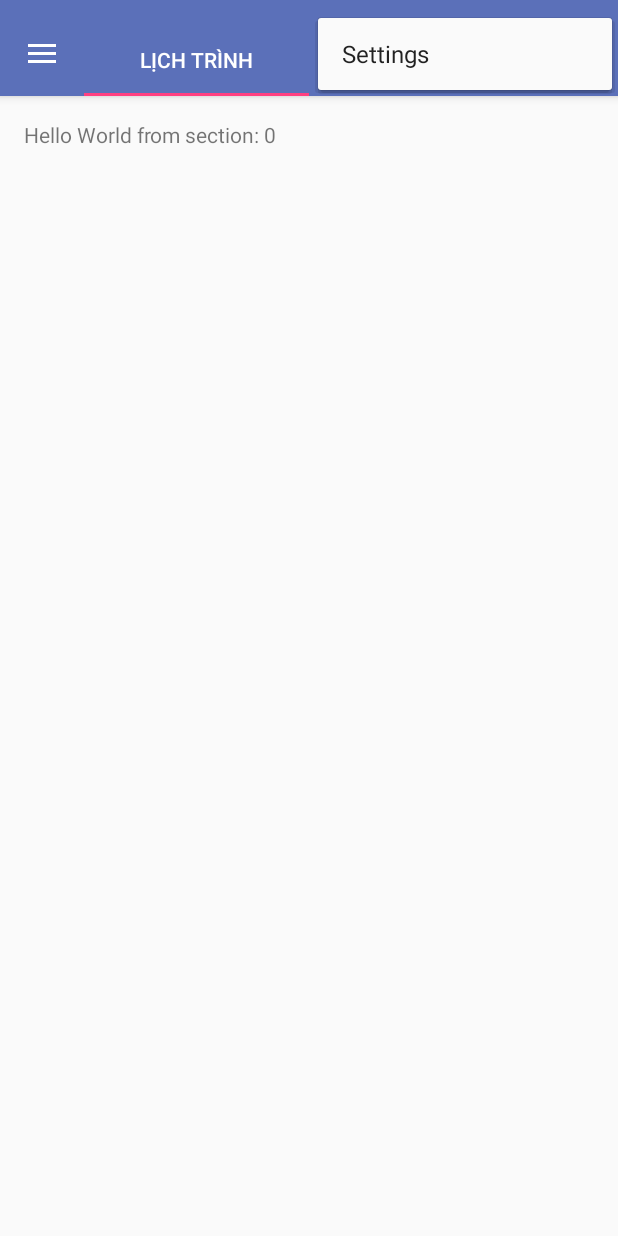
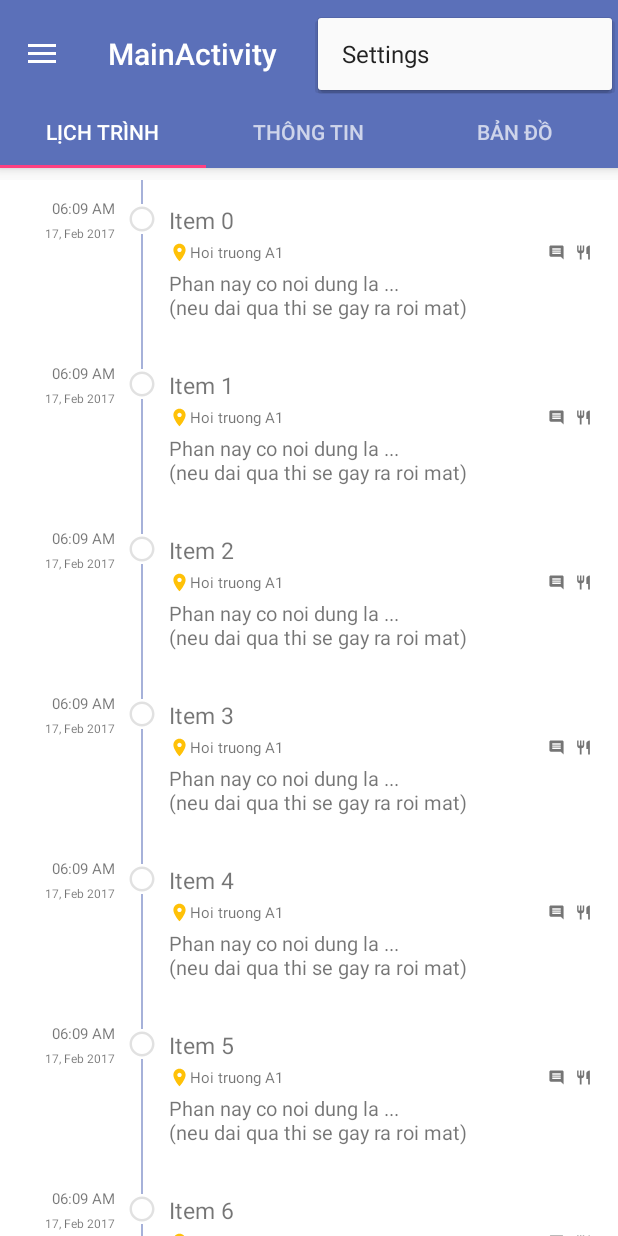
Before and after one commit to uethkt-FRIES/event-android, an Android app: the MainActivity screen opened directly, with no data from a screen before it, with the options menu open, on a phone screen of 412 x 824 dp. Run offline under Robolectric (Android 15) with nearby library versions, the phone set to English and light mode, and no system bars; our stand-ins replace Firebase (no records; nobody signed in at launch, a user with empty details on screens opened directly).

Commit message:
Fragment hiển thị Agenda

```diff
--- a/app/src/main/java/com/fries/hkt/event/eventhackathon/activities/MainActivity.java
+++ b/app/src/main/java/com/fries/hkt/event/eventhackathon/activities/MainActivity.java
@@ -47,7 +47,7 @@ public class MainActivity extends AppCompatActivity
         // ------------------ Navigation Drawer ----------------------------------------------------
         Toolbar toolbar = (Toolbar) findViewById(R.id.toolbar);
         setSupportActionBar(toolbar);
-        getSupportActionBar().setDisplayShowTitleEnabled(false);
+//        getSupportActionBar().setDisplayShowTitleEnabled(false);
 
         FloatingActionButton fab = (FloatingActionButton) findViewById(R.id.fab);
         fab.setOnClickListener(new View.OnClickListener() {
--- /dev/null
+++ b/app/src/main/java/com/fries/hkt/event/eventhackathon/adapters/AgendaAdapter.java
@@ -0,0 +1,92 @@
+package com.fries.hkt.event.eventhackathon.adapters;
+
+import android.content.Context;
+import android.support.v7.widget.RecyclerView;
+import android.util.Log;
+import android.view.LayoutInflater;
+import android.view.View;
+import android.view.ViewGroup;
+
+import com.fries.hkt.event.eventhackathon.R;
+import com.fries.hkt.event.eventhackathon.models.AgendaItem;
+import com.fries.hkt.event.eventhackathon.models.holders.AgendaItemHolder;
+import com.google.firebase.database.DataSnapshot;
+import com.google.firebase.database.DatabaseError;
+import com.google.firebase.database.DatabaseReference;
+import com.google.firebase.database.FirebaseDatabase;
+import com.google.firebase.database.ValueEventListener;
+
+import java.util.ArrayList;
+
+/**
+ * Created by tmq on 11/03/2017.
+ */
+
+
+public class AgendaAdapter extends RecyclerView.Adapter<AgendaItemHolder> {
+
+    private static final String TAG = AgendaAdapter.class.getSimpleName();
+    private ArrayList<AgendaItem> listAgendaItem;
+    private Context mContext;
+
+    public AgendaAdapter(Context context) {
+        mContext = context;
+
+        listAgendaItem = new ArrayList<>();
+        for (int i = 0; i < 20; i++) {
+            AgendaItem item = new AgendaItem("Item " + i);
+            if (i < 10) item.setState(AgendaItem.STATE_PASSED);
+            else if (i == 10) item.setState(AgendaItem.STATE_RESPONDING);
+            else item.setState(AgendaItem.STATE_WAITING);
+
+            listAgendaItem.add(item);
+        }
+
+        initDataFromFirebase();
+    }
+
+    private void initDataFromFirebase() {
+        FirebaseDatabase database = FirebaseDatabase.getInstance();
+        DatabaseReference myRef = database.getReference("agenda-test");
+
+        myRef.addValueEventListener(new ValueEventListener() {
+            @Override
+            public void onDataChange(DataSnapshot dataSnapshot) {
+                ArrayList<AgendaItem> arrTemp = new ArrayList<>();
+                for (DataSnapshot child : dataSnapshot.getChildren()) {
+                    Log.i(TAG, child.toString());
+                    arrTemp.add(new AgendaItem(child.toString()));
+                }
+//                listAgendaItem = arrTemp;
+//                notifyDataSetChanged();
+            }
+
+            @Override
+            public void onCancelled(DatabaseError databaseError) {
+
+            }
+        });
+    }
+
+    @Override
+    public AgendaItemHolder onCreateViewHolder(ViewGroup parent, int viewType) {
+
+        View view = LayoutInflater.from(parent.getContext())
+                .inflate(R.layout.item_agenda, parent, false);
+
+        return new AgendaItemHolder(view, mContext);
+    }
+
+    @Override
+    public void onBindViewHolder(AgendaItemHolder holder, int position) {
+        AgendaItem agendaItem = listAgendaItem.get(position);
+
+        holder.setAgendaItemText(agendaItem.info);
+        holder.setState(agendaItem.state, mContext);
+    }
+
+    @Override
+    public int getItemCount() {
+        return listAgendaItem.size();
+    }
+}
--- a/app/src/main/java/com/fries/hkt/event/eventhackathon/adapters/SectionsPagerAdapter.java
+++ b/app/src/main/java/com/fries/hkt/event/eventhackathon/adapters/SectionsPagerAdapter.java
@@ -4,7 +4,8 @@ import android.support.v4.app.Fragment;
 import android.support.v4.app.FragmentManager;
 import android.support.v4.app.FragmentPagerAdapter;
 
-import com.fries.hkt.event.eventhackathon.fragments.PlaceholderFragment;
+import com.fries.hkt.event.eventhackathon.fragments.AgendaFragment;
+import com.fries.hkt.event.eventhackathon.fragments.EventInfoFragment;
 
 
 public class SectionsPagerAdapter extends FragmentPagerAdapter {
@@ -20,16 +21,16 @@ public class SectionsPagerAdapter extends FragmentPagerAdapter {
 
         switch (position) {
             case 0:
-                return PlaceholderFragment.newInstance(0);
+                return AgendaFragment.newInstance();
             default:
-                return PlaceholderFragment.newInstance(1);
+                return EventInfoFragment.newInstance(1);
         }
     }
 
     @Override
     public int getCount() {
-        // Show 2 total pages.
-        return 2;
+        // Show 3 total pages.
+        return 3;
     }
 
     @Override
@@ -39,6 +40,8 @@ public class SectionsPagerAdapter extends FragmentPagerAdapter {
                 return "Lịch trình";
             case 1:
                 return "Thông tin";
+            case 2:
+                return "Bản đồ";
         }
         return null;
     }
--- /dev/null
+++ b/app/src/main/java/com/fries/hkt/event/eventhackathon/fragments/AgendaFragment.java
@@ -0,0 +1,53 @@
+package com.fries.hkt.event.eventhackathon.fragments;
+
+
+import android.os.Bundle;
+import android.support.v4.app.Fragment;
+import android.support.v7.widget.LinearLayoutManager;
+import android.support.v7.widget.RecyclerView;
+import android.view.LayoutInflater;
+import android.view.View;
+import android.view.ViewGroup;
+
+import com.fries.hkt.event.eventhackathon.R;
+import com.fries.hkt.event.eventhackathon.adapters.AgendaAdapter;
+
+/**
+ * Created by tmq on 11/03/2017.
+ */
+
+public class AgendaFragment extends Fragment {
+
+    private View rootView;
+
+    public AgendaFragment() {
+    }
+
+    public static AgendaFragment newInstance() {
+        return new AgendaFragment();
+    }
+
+    @Override
+    public View onCreateView(LayoutInflater inflater, ViewGroup container,
+                             Bundle savedInstanceState) {
+        rootView = inflater.inflate(R.layout.fragment_agenda, container, false);
+        initViews();
+        return rootView;
+    }
+
+    private void initViews() {
+        final RecyclerView rvAgenda = (RecyclerView) rootView.findViewById(R.id.rv_agenda);
+        final LinearLayoutManager ll = new LinearLayoutManager(getContext());
+        rvAgenda.setLayoutManager(ll);
+        AgendaAdapter agendaAdapter = new AgendaAdapter(getContext());
+        rvAgenda.setAdapter(agendaAdapter);
+
+        rootView.postDelayed(new Runnable() {
+            @Override
+            public void run() {
+//                ll.scrollToPositionWithOffset(10, 300);
+                ll.smoothScrollToPosition(rvAgenda, new RecyclerView.State(), 10);
+            }
+        }, 3000);
+    }
+}
--- /dev/null
+++ b/app/src/main/java/com/fries/hkt/event/eventhackathon/fragments/EventInfoFragment.java
@@ -0,0 +1,50 @@
+package com.fries.hkt.event.eventhackathon.fragments;
+
+
+import android.os.Bundle;
+import android.support.v4.app.Fragment;
+import android.view.LayoutInflater;
+import android.view.View;
+import android.view.ViewGroup;
+
+import com.fries.hkt.event.eventhackathon.R;
+
+
+/**
+ * A placeholder fragment containing a simple view.
+ */
+
+public class EventInfoFragment extends Fragment {
+    /**
+     * The fragment argument representing the section number for this
+     * fragment.
+     */
+    private static final String ARG_SECTION_NUMBER = "section_number";
+
+    public EventInfoFragment() {
+    }
+
+    /**
+     * Returns a new instance of this fragment for the given section
+     * number.
+     */
+    public static EventInfoFragment newInstance(int sectionNumber) {
+        EventInfoFragment fragment = new EventInfoFragment();
+        Bundle args = new Bundle();
+        args.putInt(ARG_SECTION_NUMBER, sectionNumber);
+        fragment.setArguments(args);
+        return fragment;
+    }
+
+    @Override
+    public View onCreateView(LayoutInflater inflater, ViewGroup container,
+                             Bundle savedInstanceState) {
+        View rootView = inflater.inflate(R.layout.fragment_event_info, container, false);
+        initViews();
+        return rootView;
+    }
+
+    private void initViews(){
+        // Todo
+    }
+}
--- /dev/null
+++ b/app/src/main/java/com/fries/hkt/event/eventhackathon/models/AgendaItem.java
@@ -0,0 +1,31 @@
+package com.fries.hkt.event.eventhackathon.models;
+
+/**
+ * Created by tmq on 11/03/2017.
+ */
+
+
+public class AgendaItem {
+
+    public static final int STATE_PASSED = 0;
+    public static final int STATE_RESPONDING = 1;
+    public static final int STATE_WAITING = 2;
+
+
+    public String info;
+    public int state;
+
+    public AgendaItem() {
+        info = "";
+    }
+
+    public AgendaItem(String info) {
+        this.info = info;
+        this.state = 0;
+    }
+
+    public void setState(int state) {
+        this.state = state;
+    }
+
+}
--- /dev/null
+++ b/app/src/main/java/com/fries/hkt/event/eventhackathon/models/holders/AgendaItemHolder.java
@@ -0,0 +1,109 @@
+package com.fries.hkt.event.eventhackathon.models.holders;
+
+
+import android.app.Dialog;
+import android.content.Context;
+import android.graphics.Typeface;
+import android.support.v7.widget.RecyclerView;
+import android.view.View;
+import android.view.WindowManager;
+import android.widget.ImageView;
+import android.widget.ProgressBar;
+import android.widget.TextView;
+
+import com.fries.hkt.event.eventhackathon.R;
+import com.fries.hkt.event.eventhackathon.models.AgendaItem;
+import com.fries.hkt.event.eventhackathon.utils.CommonVls;
+
+/**
+ * Created by tmq on 11/03/2017.
+ */
+
+
+public class AgendaItemHolder extends RecyclerView.ViewHolder implements View.OnClickListener{
+
+    private TextView tvAgendaItem;
+    private ImageView ivState;
+    private View rootView;
+    private ProgressBar pbState;
+    private View vState;
+    private Context mContext;
+
+    public AgendaItemHolder(View itemView, Context context) {
+        super(itemView);
+        rootView = itemView;
+        mContext = context;
+
+        // Init views
+        tvAgendaItem = (TextView) itemView.findViewById(R.id.tv_title_agenda);
+        ivState = (ImageView) itemView.findViewById(R.id.iv_agenda_state);
+        pbState = (ProgressBar) itemView.findViewById(R.id.pb_state);
+        vState = itemView.findViewById(R.id.v_state);
+
+        // Set other
+        rootView.setOnClickListener(this);
+    }
+
+    @Override
+    public void onClick(View v) {
+        Dialog d = new Dialog(mContext
+//                , android.R.style.Theme_Holo_Light_Dialog_NoActionBar
+//                , R.style.AppTheme_NoActionBar
+                , android.R.style.Theme_Material_Light_Dialog
+        );
+
+        d.setContentView(R.layout.dialog_agenda_details);
+
+        d.setTitle(tvAgendaItem.getText());
+
+        WindowManager.LayoutParams lp = new WindowManager.LayoutParams();
+        lp.copyFrom(d.getWindow().getAttributes());
+        lp.width = WindowManager.LayoutParams.MATCH_PARENT;
+        lp.height = WindowManager.LayoutParams.MATCH_PARENT;
+
+        d.show();
+        d.getWindow().setAttributes(lp);
+    }
+
+    public void setAgendaItemText(String info) {
+        tvAgendaItem.setText(info);
+    }
+
+    public void setState(int state, Context context) {
+        int resId = 0;
+        switch (state) {
+            case AgendaItem.STATE_PASSED:
+                resId = R.drawable.ic_agenda_passed;
+                tvAgendaItem.setTextColor(CommonVls.getColor(R.color.black_54, context));
+                tvAgendaItem.setTypeface(null, Typeface.NORMAL);
+//                rootView.setBackgroundColor(CommonVls.getColor(R.color.black_6, context));
+//                rootView.setAlpha(0.6f);
+                pbState.setVisibility(View.GONE);
+                vState.setVisibility(View.INVISIBLE);
+                break;
+            case AgendaItem.STATE_RESPONDING:
+                resId = android.R.color.transparent;
+                tvAgendaItem.setTextColor(CommonVls.getColor(R.color.black_87, context));
+                tvAgendaItem.setTypeface(null, Typeface.BOLD);
+//                rootView.setBackgroundColor(CommonVls.getColor(R.color.white, context));
+                pbState.setVisibility(View.VISIBLE);
+//                rootView.setAlpha(1f);
+                vState.setVisibility(View.VISIBLE);
+                break;
+            case AgendaItem.STATE_WAITING:
+                resId = R.drawable.ic_agenda_waiting;
+                tvAgendaItem.setTextColor(CommonVls.getColor(R.color.black_54, context));
+                tvAgendaItem.setTypeface(null, Typeface.NORMAL);
+//                rootView.setBackgroundColor(CommonVls.getColor(R.color.white, context));
+                pbState.setVisibility(View.GONE);
+//                rootView.setAlpha(1f);
+                vState.setVisibility(View.INVISIBLE);
+                break;
+        }
+        ivState.setImageResource(resId);
+    }
+
+    public View getRootView() {
+        return rootView;
+    }
+}
--- a/app/src/main/java/com/fries/hkt/event/eventhackathon/utils/CommonVls.java
+++ b/app/src/main/java/com/fries/hkt/event/eventhackathon/utils/CommonVls.java
@@ -2,7 +2,9 @@ package com.fries.hkt.event.eventhackathon.utils;
 
 import android.Manifest;
 import android.app.Activity;
+import android.content.Context;
 import android.content.pm.PackageManager;
+import android.os.Build;
 import android.support.v4.app.ActivityCompat;
 
 /**
@@ -10,6 +12,39 @@ import android.support.v4.app.ActivityCompat;
  */
 
 public class CommonVls {
+
+    public static int getColor(int resId, Context context) {
+        int color = 0;
+
+        if (Build.VERSION.SDK_INT >= Build.VERSION_CODES.M) {
+            color = context.getColor(resId);
+        } else {
+            color = context.getResources().getColor(resId);
+        }
+
+        return color;
+    }
+
+
+
+
+
+
+
+
+
+
+
+
+
+
+
+
+
+
+
+
+
 
     // Storage Permissions
     private static final int REQUEST_EXTERNAL_STORAGE = 1;
--- /dev/null
+++ b/app/src/main/res/layout/dialog_agenda_details.xml
@@ -0,0 +1,11 @@
+<?xml version="1.0" encoding="utf-8"?>
+<LinearLayout xmlns:android="http://schemas.android.com/apk/res/android"
+    android:layout_width="match_parent"
+    android:layout_height="match_parent"
+    android:orientation="vertical"
+    android:paddingBottom="@dimen/padding_layout"
+    android:background="@color/white"
+    android:paddingTop="@dimen/padding_layout">
+
+
+</LinearLayout>
--- /dev/null
+++ b/app/src/main/res/layout/fragment_agenda.xml
@@ -0,0 +1,15 @@
+<?xml version="1.0" encoding="utf-8"?>
+<LinearLayout xmlns:android="http://schemas.android.com/apk/res/android"
+    android:layout_width="match_parent"
+    android:layout_height="match_parent"
+    android:orientation="vertical">
+
+    <android.support.v7.widget.RecyclerView
+        android:id="@+id/rv_agenda"
+        android:layout_width="match_parent"
+        android:layout_height="match_parent"
+        android:layout_marginTop="@dimen/lv_margin"
+        android:layout_marginBottom="@dimen/lv_margin"
+        android:background="@color/white" />
+
+</LinearLayout>
--- /dev/null
+++ b/app/src/main/res/layout/fragment_event_info.xml
@@ -0,0 +1,13 @@
+<?xml version="1.0" encoding="utf-8"?>
+<LinearLayout xmlns:android="http://schemas.android.com/apk/res/android"
+    android:layout_width="match_parent"
+    android:layout_height="match_parent"
+    android:orientation="vertical"
+    android:gravity="center">
+
+    <TextView
+        android:layout_width="wrap_content"
+        android:layout_height="wrap_content"
+        android:text="Thông tin sự kiện ..."/>
+
+</LinearLayout>
--- /dev/null
+++ b/app/src/main/res/layout/item_agenda.xml
@@ -0,0 +1,155 @@
+<?xml version="1.0" encoding="utf-8"?>
+<LinearLayout xmlns:android="http://schemas.android.com/apk/res/android"
+    android:layout_width="match_parent"
+    android:layout_height="wrap_content"
+    android:background="?attr/selectableItemBackground"
+    android:clickable="true"
+    android:orientation="horizontal">
+
+    <View
+        android:id="@+id/v_state"
+        android:layout_width="4dp"
+        android:layout_marginTop="@dimen/padding_view"
+        android:layout_height="match_parent"
+        android:background="@color/colorPrimary" />
+
+    <LinearLayout
+        android:layout_width="0dp"
+        android:layout_height="wrap_content"
+        android:layout_marginEnd="@dimen/padding_view"
+        android:layout_marginStart="@dimen/padding_view"
+        android:layout_marginTop="12dp"
+        android:layout_weight="3"
+        android:gravity="end"
+        android:orientation="vertical">
+
+        <TextView
+            android:id="@+id/tv_time"
+            android:layout_width="wrap_content"
+            android:layout_height="wrap_content"
+            android:text="06:09 AM"
+            android:textColor="@color/black_54"
+            android:textSize="@dimen/t_size_tiny" />
+
+        <TextView
+            android:id="@+id/tv_date"
+            android:layout_width="wrap_content"
+            android:layout_height="wrap_content"
+            android:layout_marginTop="@dimen/margin_line_text"
+            android:text="17, Feb 2017"
+            android:textColor="@color/black_54"
+            android:textSize="@dimen/t_size_tiny_tiny" />
+
+    </LinearLayout>
+
+    <LinearLayout
+        android:layout_width="wrap_content"
+        android:layout_height="match_parent"
+        android:gravity="center_horizontal"
+        android:orientation="vertical">
+
+        <View
+            android:layout_width="1dp"
+            android:layout_height="@dimen/padding_layout"
+            android:alpha="0.54"
+            android:background="@color/colorPrimary" />
+
+        <FrameLayout
+            android:layout_width="@dimen/i_icon_size"
+            android:layout_height="@dimen/i_icon_size">
+
+            <ImageView
+                android:id="@+id/iv_agenda_state"
+                android:layout_width="@dimen/i_icon_size"
+                android:layout_height="@dimen/i_icon_size"
+                android:src="@drawable/ic_agenda_passed" />
+
+            <ProgressBar
+                android:id="@+id/pb_state"
+                android:layout_width="match_parent"
+                android:layout_height="match_parent"
+                android:visibility="gone" />
+
+        </FrameLayout>
+
+        <View
+            android:layout_width="1dp"
+            android:layout_height="0dp"
+            android:layout_weight="1"
+            android:alpha="0.54"
+            android:background="@color/colorPrimary" />
+
+    </LinearLayout>
+
+    <LinearLayout
+        android:layout_width="0dp"
+        android:layout_height="wrap_content"
+        android:layout_marginBottom="@dimen/padding_layout"
+        android:layout_marginEnd="@dimen/padding_layout"
+        android:layout_marginStart="@dimen/padding_view"
+        android:layout_marginTop="@dimen/padding_layout"
+        android:layout_weight="13"
+        android:gravity="start"
+        android:orientation="vertical">
+
+        <TextView
+            android:id="@+id/tv_title_agenda"
+            android:layout_width="wrap_content"
+            android:layout_height="wrap_content"
+            android:text="Gioi thieu khach moi"
+            android:textColor="@color/black_87"
+            android:textSize="@dimen/t_size_body_1"
+            android:textStyle="normal" />
+
+        <LinearLayout
+            android:layout_width="match_parent"
+            android:layout_height="wrap_content"
+            android:layout_marginTop="4dp"
+            android:gravity="bottom">
+
+            <ImageView
+                android:layout_width="@dimen/i_icon_size_tiny"
+                android:layout_height="@dimen/i_icon_size_tiny"
+                android:src="@drawable/ic_place" />
+
+            <TextView
+                android:id="@+id/tv_place_agenda"
+                android:layout_width="wrap_content"
+                android:layout_height="wrap_content"
+                android:text="Hoi truong A1"
+                android:textSize="@dimen/t_size_tiny" />
+
+            <View
+                android:layout_width="0dp"
+                android:layout_height="1dp"
+                android:layout_weight="1" />
+
+            <ImageView
+                android:layout_width="@dimen/i_icon_size_tiny"
+                android:layout_height="@dimen/i_icon_size_tiny"
+                android:padding="1dp"
+                android:src="@drawable/ic_message" />
+
+            <ImageView
+                android:layout_width="@dimen/i_icon_size_tiny"
+                android:layout_height="@dimen/i_icon_size_tiny"
+                android:layout_marginStart="4dp"
+                android:padding="1dp"
+                android:src="@drawable/ic_meal" />
+
+
+        </LinearLayout>
+
+        <TextView
+            android:id="@+id/tv_summary_agenda"
+            android:layout_width="wrap_content"
+            android:layout_height="wrap_content"
+            android:layout_marginTop="@dimen/margin_line_text"
+            android:text="Phan nay co noi dung la ... \n(neu dai qua thi se gay ra roi mat)"
+            android:textColor="@color/black_54"
+            android:textSize="@dimen/t_size_small_1" />
+
+    </LinearLayout>
+
+
+</LinearLayout>
--- a/app/src/main/res/layout/tab_layout.xml
+++ b/app/src/main/res/layout/tab_layout.xml
@@ -13,9 +13,9 @@
         android:paddingTop="@dimen/appbar_padding_top"
         android:theme="@style/AppTheme.AppBarOverlay">
 
-        <FrameLayout
-            android:layout_width="match_parent"
-            android:layout_height="?attr/actionBarSize">
+        <!--<FrameLayout-->
+            <!--android:layout_width="match_parent"-->
+            <!--android:layout_height="?attr/actionBarSize">-->
 
 
             <android.support.v7.widget.Toolbar
@@ -28,16 +28,16 @@
 
             </android.support.v7.widget.Toolbar>
 
-            <android.support.design.widget.TabLayout
-                android:id="@+id/tabs"
-                android:layout_width="match_parent"
-                android:layout_height="wrap_content"
-                android:layout_gravity="bottom"
-                android:layout_marginEnd="?attr/actionBarSize"
-                android:layout_marginStart="?attr/actionBarSize" />
 
-        </FrameLayout>
+        <!--</FrameLayout>-->
 
+        <android.support.design.widget.TabLayout
+            android:id="@+id/tabs"
+            android:layout_width="match_parent"
+            android:layout_height="wrap_content"
+            android:layout_gravity="bottom"/>
+            <!--android:layout_marginEnd="?attr/actionBarSize"-->
+            <!--android:layout_marginStart="?attr/actionBarSize" />-->
 
     </android.support.design.widget.AppBarLayout>
 
```
